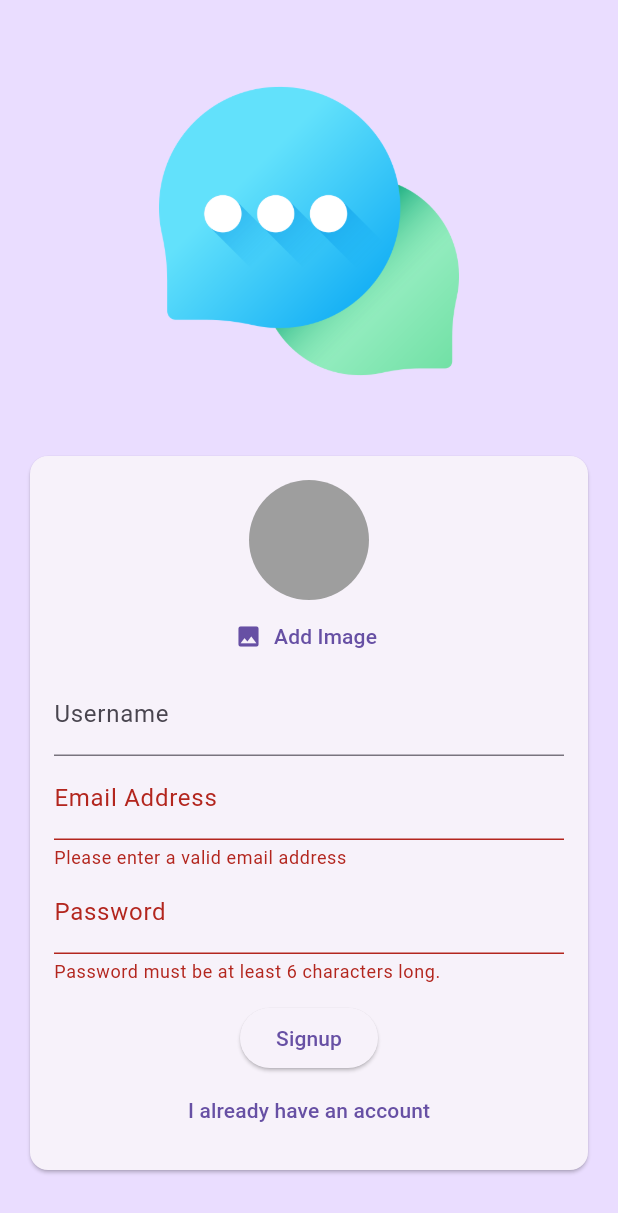
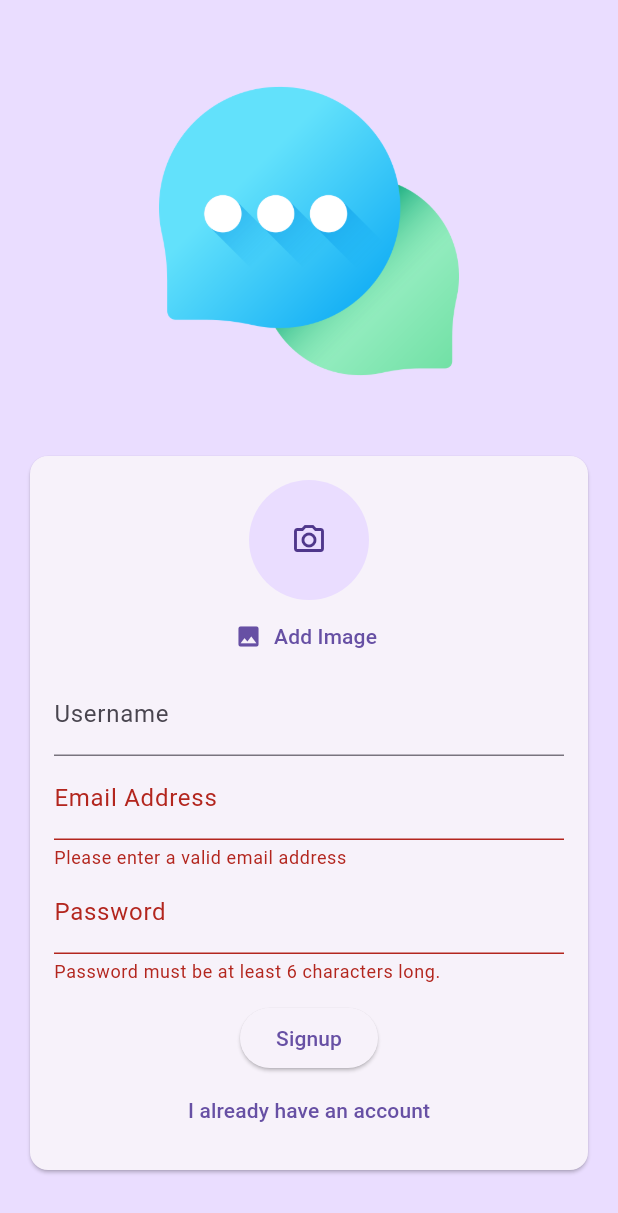
Before and after one commit to TalaatMohamed2911/chat_app, a Flutter app: the screen it shows after launch, after a tap on "Login", after a tap on "Create an account", on a phone screen of 412 x 824 dp. Shown: the top 1213 px of the screen. Run offline on Flutter 3.47's test engine with Material 3 defaults, Android fonts, the phone set to English and light mode, and no system bars; our stand-ins replace cloud_firestore, firebase_auth, firebase_core, image_picker; accounts and stored records are empty.

Commit message:
chat app 2

```diff
--- a/lib/widgets/user_image.dart
+++ b/lib/widgets/user_image.dart
@@ -34,7 +34,8 @@ class _UserImagePickerState extends State<UserImagePicker> {
       children: [
         CircleAvatar(
           radius: 40,
-          backgroundColor: Colors.grey,
+          child: Icon(Icons.camera_alt_outlined),
+          // backgroundColor: Colors.grey,
           foregroundImage:
               _pickedImageFile == null ? null : FileImage(_pickedImageFile!),
         ),
```
